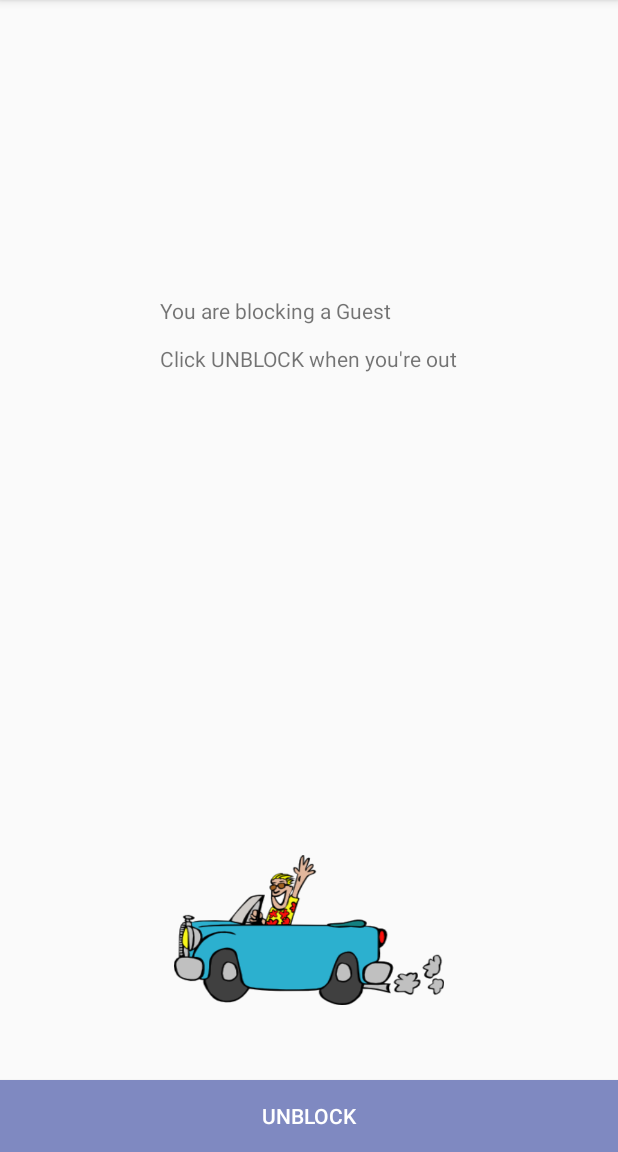
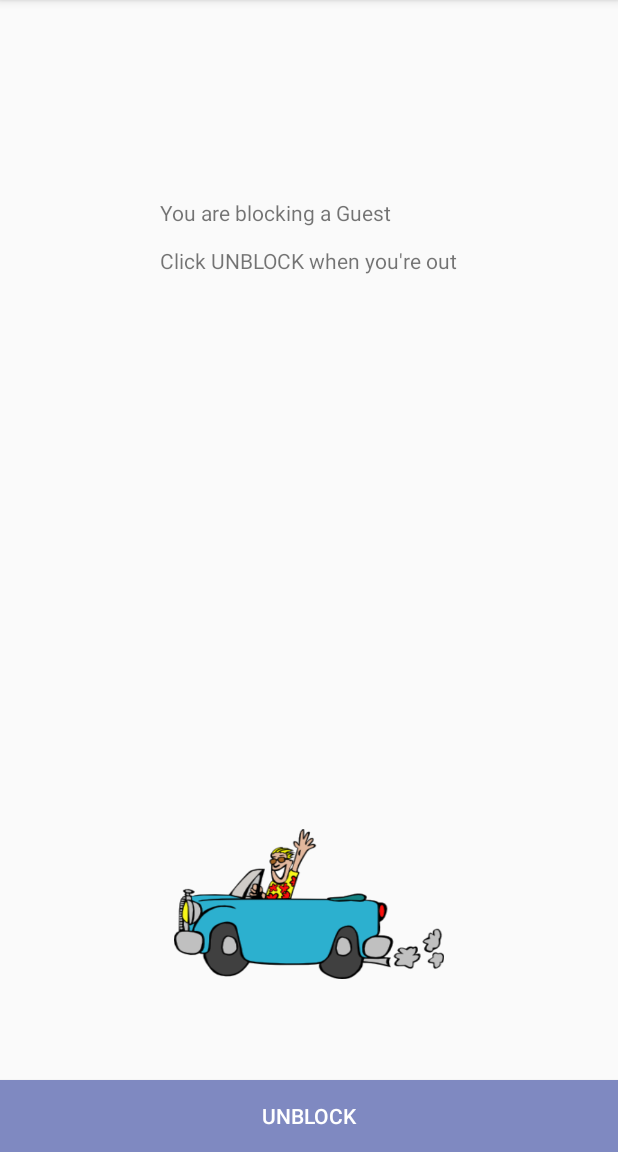
Before and after one commit to kobyperets/i-blocked-u-fe, an Android app: the fragment IBlockUGoingHomeFragment shown on its own in the app's theme, on a phone screen of 412 x 824 dp, the part 84-1236 px from its top. Run offline under Robolectric (Android 15) with nearby library versions, the phone set to English and light mode, and no system bars; our stand-ins replace Volley; network calls fail; 1 statement that could not run was skipped.

Commit message:
fix layout for going home

```diff
--- a/IBlockedU/app/src/main/res/layout/fragment_iblock_ugoing_home.xml
+++ b/IBlockedU/app/src/main/res/layout/fragment_iblock_ugoing_home.xml
@@ -14,15 +14,16 @@
             android:layout_height="wrap_content"
             android:layout_alignParentTop="true"
             android:layout_centerHorizontal="true"
-            android:layout_marginTop="197dp"
+            android:layout_marginTop="132dp"
             android:text="" />
 
         <ImageView
             android:id="@+id/imageView"
             android:layout_width="match_parent"
             android:layout_height="wrap_content"
-            android:layout_above="@+id/btnUnblock"
+            android:layout_alignParentBottom="true"
             android:layout_alignParentStart="true"
+            android:layout_marginBottom="65dp"
             android:scaleX="0.6"
             android:scaleY="0.5"
             android:src="@drawable/goinghome" />
```
